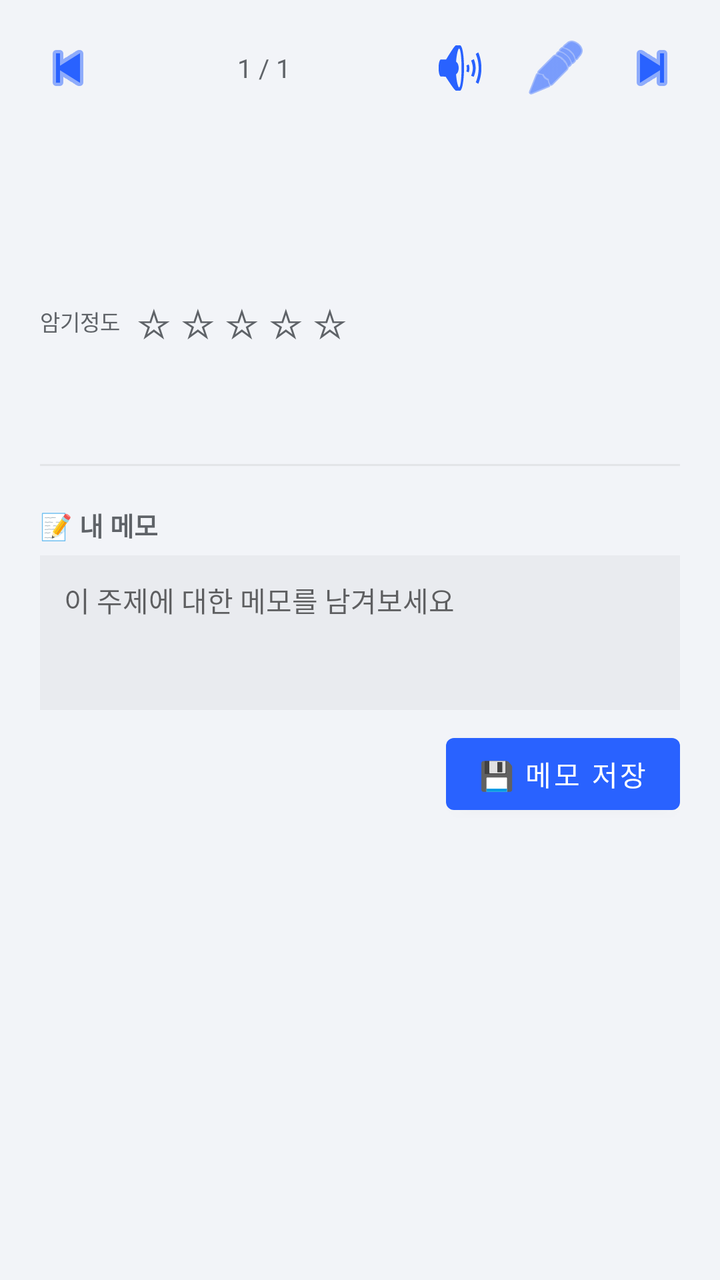
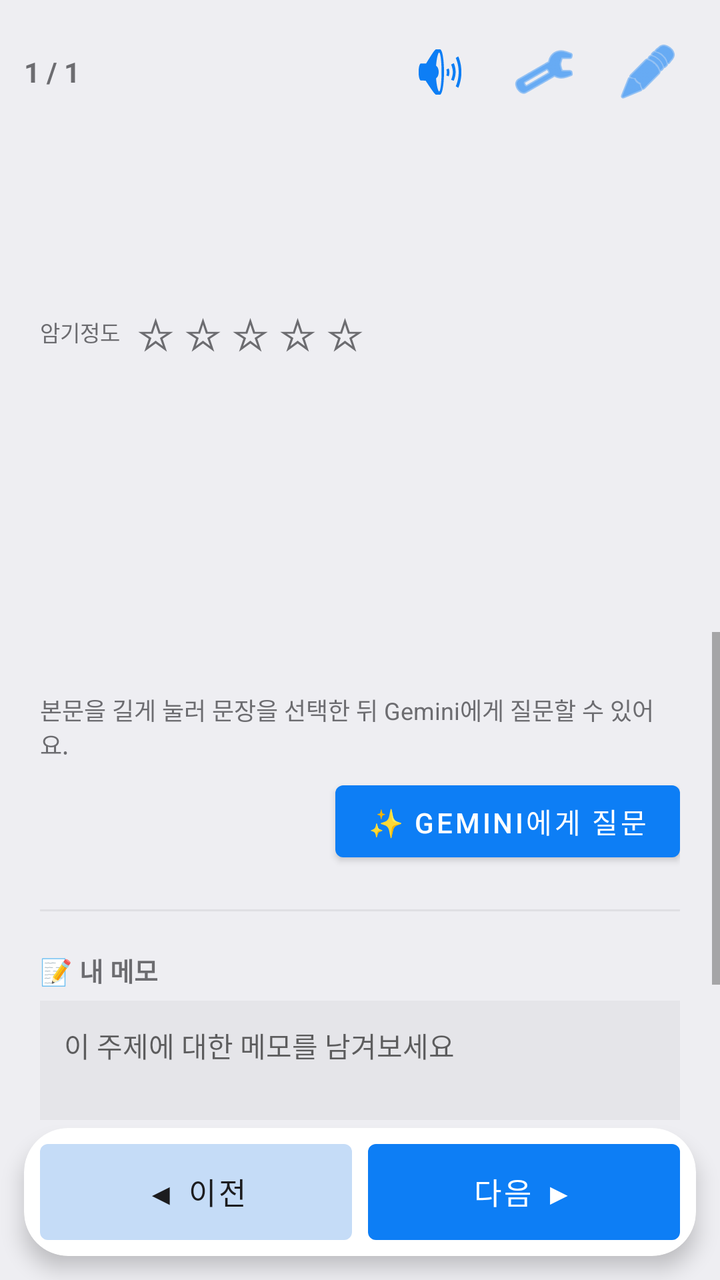

Two renders of the same Android screen: before a commit and after it. Below are the layout's source before the change and the commit's diff.
<!-- AndroidManifest.xml: application theme Theme.AdminMemo -->
<!-- res/layout/activity_content_detail.xml -->
<?xml version="1.0" encoding="utf-8"?>
<LinearLayout xmlns:android="http://schemas.android.com/apk/res/android"
    xmlns:app="http://schemas.android.com/apk/res-auto"
    android:layout_width="match_parent"
    android:layout_height="match_parent"
    android:orientation="vertical"
    android:background="@color/bg_screen">

    <LinearLayout
        android:layout_width="match_parent"
        android:layout_height="wrap_content"
        android:orientation="horizontal"
        android:gravity="center_vertical"
        android:padding="12dp">

        <ImageButton
            android:id="@+id/btnPrevDetail"
            android:layout_width="44dp"
            android:layout_height="44dp"
            android:background="?android:attr/selectableItemBackgroundBorderless"
            android:src="@android:drawable/ic_media_previous"
            app:tint="@color/primary"/>

        <TextView
            android:id="@+id/tvDetailProgress"
            android:layout_width="0dp"
            android:layout_height="wrap_content"
            android:layout_weight="1"
            android:gravity="center"
            android:textColor="@color/text_sub"
            android:textSize="13sp"
            android:text="1 / 1"/>

        <ImageButton
            android:id="@+id/btnSpeak"
            android:layout_width="44dp"
            android:layout_height="44dp"
            android:layout_marginEnd="4dp"
            android:background="?android:attr/selectableItemBackgroundBorderless"
            android:src="@android:drawable/ic_lock_silent_mode_off"
            app:tint="@color/primary"/>

        <ImageButton
            android:id="@+id/btnEditDetail"
            android:layout_width="44dp"
            android:layout_height="44dp"
            android:layout_marginEnd="4dp"
            android:background="?android:attr/selectableItemBackgroundBorderless"
            android:src="@android:drawable/ic_menu_edit"
            app:tint="@color/primary"/>

        <ImageButton
            android:id="@+id/btnNextDetail"
            android:layout_width="44dp"
            android:layout_height="44dp"
            android:background="?android:attr/selectableItemBackgroundBorderless"
            android:src="@android:drawable/ic_media_next"
            app:tint="@color/primary"/>
    </LinearLayout>

    <ScrollView
        android:layout_width="match_parent"
        android:layout_height="0dp"
        android:layout_weight="1">

        <LinearLayout
            android:layout_width="match_parent"
            android:layout_height="wrap_content"
            android:orientation="vertical"
            android:padding="20dp">

            <TextView
                android:id="@+id/tvDetailGrade"
                android:layout_width="wrap_content"
                android:layout_height="wrap_content"
                android:textColor="@color/accent"
                android:textSize="12sp"
                android:textStyle="bold"/>

            <TextView
                android:id="@+id/tvDetailTitle"
                android:layout_width="match_parent"
                android:layout_height="wrap_content"
                android:layout_marginTop="4dp"
                android:layout_marginBottom="10dp"
                android:textColor="@color/text_main"
                android:textSize="21sp"
                android:textStyle="bold"
                android:lineSpacingExtra="2dp"/>

            <LinearLayout
                android:layout_width="wrap_content"
                android:layout_height="wrap_content"
                android:orientation="horizontal"
                android:layout_marginBottom="16dp">

                <TextView
                    android:layout_width="wrap_content"
                    android:layout_height="wrap_content"
                    android:layout_marginEnd="6dp"
                    android:layout_gravity="center_vertical"
                    android:text="암기정도"
                    android:textColor="@color/text_sub"
                    android:textSize="11sp"/>

                <TextView android:id="@+id/star1" style="@style/MemoryStar"/>
                <TextView android:id="@+id/star2" style="@style/MemoryStar"/>
                <TextView android:id="@+id/star3" style="@style/MemoryStar"/>
                <TextView android:id="@+id/star4" style="@style/MemoryStar"/>
                <TextView android:id="@+id/star5" style="@style/MemoryStar"/>
            </LinearLayout>

            <androidx.cardview.widget.CardView
                android:id="@+id/cardMnemonicBox"
                android:layout_width="match_parent"
                android:layout_height="wrap_content"
                android:layout_marginBottom="16dp"
                android:visibility="gone"
                app:cardCornerRadius="14dp"
                app:cardElevation="0dp"
                app:cardBackgroundColor="#EEF2FF">

                <TextView
                    android:id="@+id/tvDetailMnemonic"
                    android:layout_width="match_parent"
                    android:layout_height="wrap_content"
                    android:padding="14dp"
                    android:textColor="@color/primary"
                    android:textStyle="bold"
                    android:textSize="16sp"/>
            </androidx.cardview.widget.CardView>

            <TextView
                android:id="@+id/tvDetailBody"
                android:layout_width="match_parent"
                android:layout_height="wrap_content"
                android:textColor="@color/text_main"
                android:textSize="16sp"
                android:lineSpacingExtra="7dp"
                android:letterSpacing="0.01"/>

            <View
                android:layout_width="match_parent"
                android:layout_height="1dp"
                android:layout_marginVertical="20dp"
                android:background="#22808080"/>

            <TextView
                android:layout_width="wrap_content"
                android:layout_height="wrap_content"
                android:text="📝 내 메모"
                android:textColor="@color/text_sub"
                android:textSize="13sp"
                android:textStyle="bold"
                android:layout_marginBottom="6dp"/>

            <EditText
                android:id="@+id/etMemo"
                android:layout_width="match_parent"
                android:layout_height="wrap_content"
                android:minLines="3"
                android:gravity="top"
                android:background="#14808080"
                android:padding="12dp"
                android:hint="이 주제에 대한 메모를 남겨보세요"
                android:textColor="@color/text_main"
                android:textSize="14sp"/>

            <Button
                android:id="@+id/btnSaveMemo"
                android:layout_width="wrap_content"
                android:layout_height="wrap_content"
                android:layout_gravity="end"
                android:layout_marginTop="8dp"
                android:text="💾 메모 저장"/>

        </LinearLayout>
    </ScrollView>

</LinearLayout>
<!-- resources referenced by this layout -->
<resources>
  <color name="accent">#FF6D00</color>
  <color name="bg_screen">#F2F4F8</color>
  <color name="primary">#2962FF</color>
  <color name="text_main">#1A1C1E</color>
  <color name="text_sub">#5F6368</color>
  <style name="MemoryStar">
          <item name="android:layout_width">wrap_content</item>
          <item name="android:layout_height">wrap_content</item>
          <item name="android:text">☆</item>
          <item name="android:textSize">20sp</item>
          <item name="android:textColor">@color/text_sub</item>
          <item name="android:paddingHorizontal">2dp</item>
          <item name="android:background">?android:attr/selectableItemBackgroundBorderless</item>
      </style>
  <style name="Theme.AdminMemo" parent="Theme.MaterialComponents.DayNight.NoActionBar">
          <item name="colorPrimary">@color/primary</item>
          <item name="colorPrimaryDark">@color/primary_dark</item>
          <item name="colorAccent">@color/accent</item>
          <item name="android:windowBackground">@color/bg_screen</item>
      </style>
  <color name="primary_dark">#0039CB</color>
</resources>

<!-- the commit's change to res/layout/activity_content_detail.xml (unified diff, before → after) -->
@@ -13,168 +13,293 @@
         android:gravity="center_vertical"
         android:padding="12dp">
 
-        <ImageButton
-            android:id="@+id/btnPrevDetail"
-            android:layout_width="44dp"
-            android:layout_height="44dp"
-            android:background="?android:attr/selectableItemBackgroundBorderless"
-            android:src="@android:drawable/ic_media_previous"
-            app:tint="@color/primary"/>
-
         <TextView
             android:id="@+id/tvDetailProgress"
             android:layout_width="0dp"
             android:layout_height="wrap_content"
             android:layout_weight="1"
-            android:gravity="center"
             android:textColor="@color/text_sub"
-            android:textSize="13sp"
+            android:textSize="14sp"
+            android:textStyle="bold"
             android:text="1 / 1"/>
 
         <ImageButton
             android:id="@+id/btnSpeak"
-            android:layout_width="44dp"
-            android:layout_height="44dp"
+            android:layout_width="@dimen/touch_icon"
+            android:layout_height="@dimen/touch_icon"
             android:layout_marginEnd="4dp"
             android:background="?android:attr/selectableItemBackgroundBorderless"
+            android:contentDescription="본문 듣기"
             android:src="@android:drawable/ic_lock_silent_mode_off"
             app:tint="@color/primary"/>
 
         <ImageButton
+            android:id="@+id/btnTtsVoice"
+            android:layout_width="@dimen/touch_icon"
+            android:layout_height="@dimen/touch_icon"
+            android:layout_marginEnd="4dp"
+            android:background="?android:attr/selectableItemBackgroundBorderless"
+            android:contentDescription="목소리 선택"
+            android:src="@android:drawable/ic_menu_manage"
+            app:tint="@color/primary"/>
+
+        <ImageButton
             android:id="@+id/btnEditDetail"
-            android:layout_width="44dp"
-            android:layout_height="44dp"
-            android:layout_marginEnd="4dp"
+            android:layout_width="@dimen/touch_icon"
+            android:layout_height="@dimen/touch_icon"
             android:background="?android:attr/selectableItemBackgroundBorderless"
             android:src="@android:drawable/ic_menu_edit"
             app:tint="@color/primary"/>
-
-        <ImageButton
-            android:id="@+id/btnNextDetail"
-            android:layout_width="44dp"
-            android:layout_height="44dp"
-            android:background="?android:attr/selectableItemBackgroundBorderless"
-            android:src="@android:drawable/ic_media_next"
-            app:tint="@color/primary"/>
     </LinearLayout>
 
-    <ScrollView
+    <LinearLayout
+        android:id="@+id/layoutDetailSplit"
         android:layout_width="match_parent"
         android:layout_height="0dp"
-        android:layout_weight="1">
+        android:layout_weight="1"
+        android:orientation="vertical">
+
+        <ScrollView
+            android:layout_width="match_parent"
+            android:layout_height="0dp"
+            android:layout_weight="1">
+
+            <LinearLayout
+                android:id="@+id/layoutDetailLeftInner"
+                android:layout_width="match_parent"
+                android:layout_height="wrap_content"
+                android:orientation="vertical"
+                android:padding="20dp">
+
+                <TextView
+                    android:id="@+id/tvDetailGrade"
+                    android:layout_width="wrap_content"
+                    android:layout_height="wrap_content"
+                    android:textColor="@color/accent"
+                    android:textSize="12sp"
+                    android:textStyle="bold"/>
+
+                <TextView
+                    android:id="@+id/tvDetailTitle"
+                    android:layout_width="match_parent"
+                    android:layout_height="wrap_content"
+                    android:layout_marginTop="4dp"
+                    android:layout_marginBottom="10dp"
+                    android:textColor="@color/text_main"
+                    android:textSize="21sp"
+                    android:textStyle="bold"
+                    android:lineSpacingExtra="2dp"/>
+
+                <LinearLayout
+                    android:layout_width="wrap_content"
+                    android:layout_height="wrap_content"
+                    android:orientation="horizontal"
+                    android:layout_marginBottom="16dp">
+
+                    <TextView
+                        android:layout_width="wrap_content"
+                        android:layout_height="wrap_content"
+                        android:layout_marginEnd="6dp"
+                        android:layout_gravity="center_vertical"
+                        android:text="암기정도"
+                        android:textColor="@color/text_sub"
+                        android:textSize="11sp"/>
+
+                    <TextView android:id="@+id/star1" style="@style/MemoryStar"/>
+                    <TextView android:id="@+id/star2" style="@style/MemoryStar"/>
+                    <TextView android:id="@+id/star3" style="@style/MemoryStar"/>
+                    <TextView android:id="@+id/star4" style="@style/MemoryStar"/>
+                    <TextView android:id="@+id/star5" style="@style/MemoryStar"/>
+                </LinearLayout>
+
+                <androidx.cardview.widget.CardView
+                    android:id="@+id/cardMnemonicBox"
+                    android:layout_width="match_parent"
+                    android:layout_height="wrap_content"
+                    android:layout_marginBottom="16dp"
+                    android:visibility="gone"
+                    app:cardCornerRadius="14dp"
+                    app:cardElevation="0dp"
+                    app:cardBackgroundColor="#EEF2FF">
+
+                    <TextView
+                        android:id="@+id/tvDetailMnemonic"
+                        android:layout_width="match_parent"
+                        android:layout_height="wrap_content"
+                        android:padding="14dp"
+                        android:textColor="@color/primary"
+                        android:textStyle="bold"
+                        android:textSize="16sp"/>
+                </androidx.cardview.widget.CardView>
+
+                <TextView
+                    android:id="@+id/tvDetailBody"
+                    android:layout_width="match_parent"
+                    android:layout_height="wrap_content"
+                    android:layout_marginTop="8dp"
+                    android:textColor="@color/text_main"
+                    android:textSize="16sp"
+                    android:lineSpacingExtra="7dp"
+                    android:letterSpacing="0.01"
+                    android:textIsSelectable="true"/>
+            </LinearLayout>
+        </ScrollView>
+
+        <View
+            android:id="@+id/viewDetailGutter"
+            android:layout_width="1dp"
+            android:layout_height="match_parent"
+            android:background="#22808080"
+            android:visibility="gone"/>
+
+        <ScrollView
+            android:id="@+id/scrollDetailRight"
+            android:layout_width="match_parent"
+            android:layout_height="0dp"
+            android:layout_weight="1">
+
+            <LinearLayout
+                android:id="@+id/layoutDetailRightInner"
+                android:layout_width="match_parent"
+                android:layout_height="wrap_content"
+                android:orientation="vertical"
+                android:padding="20dp">
+
+                <TextView
+                    android:id="@+id/tvDetailBodyRight"
+                    android:layout_width="match_parent"
+                    android:layout_height="wrap_content"
+                    android:textColor="@color/text_main"
+                    android:textSize="16sp"
+                    android:lineSpacingExtra="7dp"
+                    android:letterSpacing="0.01"
+                    android:textIsSelectable="true"
+                    android:visibility="gone"/>
+
+                <LinearLayout
+                    android:id="@+id/layoutDetailTools"
+                    android:layout_width="match_parent"
+                    android:layout_height="wrap_content"
+                    android:orientation="vertical">
+
+                <TextView
+                    android:layout_width="match_parent"
+                    android:layout_height="wrap_content"
+                    android:layout_marginTop="10dp"
+                    android:text="본문을 길게 눌러 문장을 선택한 뒤 Gemini에게 질문할 수 있어요."
+                    android:textColor="@color/text_sub"
+                    android:textSize="12sp"/>
+
+                <Button
+                    android:id="@+id/btnAskGemini"
+                    android:layout_width="wrap_content"
+                    android:layout_height="wrap_content"
+                    android:layout_gravity="end"
+                    android:layout_marginTop="6dp"
+                    android:text="✨ Gemini에게 질문"/>
+
+                <View
+                    android:layout_width="match_parent"
+                    android:layout_height="1dp"
+                    android:layout_marginVertical="20dp"
+                    android:background="#22808080"/>
+
+                <TextView
+                    android:layout_width="wrap_content"
+                    android:layout_height="wrap_content"
+                    android:text="📝 내 메모"
+                    android:textColor="@color/text_sub"
+                    android:textSize="13sp"
+                    android:textStyle="bold"
+                    android:layout_marginBottom="6dp"/>
+
+                <EditText
+                    android:id="@+id/etMemo"
+                    android:layout_width="match_parent"
+                    android:layout_height="wrap_content"
+                    android:minLines="3"
+                    android:gravity="top"
+                    android:background="#14808080"
+                    android:padding="12dp"
+                    android:hint="이 주제에 대한 메모를 남겨보세요"
+                    android:textColor="@color/text_main"
+                    android:textSize="14sp"/>
+
+                <Button
+                    android:id="@+id/btnQuestWrite"
+                    android:layout_width="match_parent"
+                    android:layout_height="wrap_content"
+                    android:minHeight="@dimen/btn_min_height"
+                    android:layout_marginTop="12dp"
+                    android:visibility="gone"
+                    android:text="종이에 1회 씀"/>
+
+                <Button
+                    android:id="@+id/btnSaveMemo"
+                    android:layout_width="wrap_content"
+                    android:layout_height="wrap_content"
+                    android:layout_gravity="end"
+                    android:layout_marginTop="8dp"
+                    android:text="💾 메모 저장"/>
+                </LinearLayout>
+            </LinearLayout>
+        </ScrollView>
+    </LinearLayout>
+
+    <androidx.cardview.widget.CardView
+        android:layout_width="match_parent"
+        android:layout_height="wrap_content"
+        android:layout_marginHorizontal="12dp"
+        android:layout_marginTop="4dp"
+        android:layout_marginBottom="12dp"
+        app:cardCornerRadius="22dp"
+        app:cardElevation="6dp"
+        app:cardBackgroundColor="@color/bg_card">
 
         <LinearLayout
             android:layout_width="match_parent"
             android:layout_height="wrap_content"
-            android:orientation="vertical"
-            android:padding="20dp">
-
-            <TextView
-                android:id="@+id/tvDetailGrade"
-                android:layout_width="wrap_content"
+            android:orientation="horizontal"
+            android:gravity="center_vertical"
+            android:padding="8dp">
+
+            <com.google.android.material.button.MaterialButton
+                android:id="@+id/btnPrevDetail"
+                style="@style/Widget.AdminMemo.Button"
+                android:layout_width="0dp"
                 android:layout_height="wrap_content"
-                android:textColor="@color/accent"
-                android:textSize="12sp"
-                android:textStyle="bold"/>
-
-            <TextView
-                android:id="@+id/tvDetailTitle"
-                android:layout_width="match_parent"
+                android:layout_weight="1"
+                android:layout_marginEnd="8dp"
+                android:minWidth="0dp"
+                android:minHeight="48dp"
+                android:paddingTop="10dp"
+                android:paddingBottom="10dp"
+                android:paddingStart="4dp"
+                android:paddingEnd="4dp"
+                android:maxLines="1"
+                android:ellipsize="none"
+                android:text="◀ 이전"
+                android:textAllCaps="false"
+                android:textColor="@color/text_on_tile"
+                app:backgroundTint="@color/btn_prev"/>
+
+            <com.google.android.material.button.MaterialButton
+                android:id="@+id/btnNextDetail"
+                style="@style/Widget.AdminMemo.Button"
+                android:layout_width="0dp"
                 android:layout_height="wrap_content"
-                android:layout_marginTop="4dp"
-                android:layout_marginBottom="10dp"
-                android:textColor="@color/text_main"
-                android:textSize="21sp"
-                android:textStyle="bold"
-                android:lineSpacingExtra="2dp"/>
-
-            <LinearLayout
-                android:layout_width="wrap_content"
-                android:layout_height="wrap_content"
-                android:orientation="horizontal"
-                android:layout_marginBottom="16dp">
-
-                <TextView
-                    android:layout_width="wrap_content"
-                    android:layout_height="wrap_content"
-                    android:layout_marginEnd="6dp"
-                    android:layout_gravity="center_vertical"
-                    android:text="암기정도"
-                    android:textColor="@color/text_sub"
-                    android:textSize="11sp"/>
-
-                <TextView android:id="@+id/star1" style="@style/MemoryStar"/>
-                <TextView android:id="@+id/star2" style="@style/MemoryStar"/>
-                <TextView android:id="@+id/star3" style="@style/MemoryStar"/>
-                <TextView android:id="@+id/star4" style="@style/MemoryStar"/>
-                <TextView android:id="@+id/star5" style="@style/MemoryStar"/>
-            </LinearLayout>
-
-            <androidx.cardview.widget.CardView
-                android:id="@+id/cardMnemonicBox"
-                android:layout_width="match_parent"
-                android:layout_height="wrap_content"
-                android:layout_marginBottom="16dp"
-                android:visibility="gone"
-                app:cardCornerRadius="14dp"
-                app:cardElevation="0dp"
-                app:cardBackgroundColor="#EEF2FF">
-
-                <TextView
-                    android:id="@+id/tvDetailMnemonic"
-                    android:layout_width="match_parent"
-                    android:layout_height="wrap_content"
-                    android:padding="14dp"
-                    android:textColor="@color/primary"
-                    android:textStyle="bold"
-                    android:textSize="16sp"/>
-            </androidx.cardview.widget.CardView>
-
-            <TextView
-                android:id="@+id/tvDetailBody"
-                android:layout_width="match_parent"
-                android:layout_height="wrap_content"
-                android:textColor="@color/text_main"
-                android:textSize="16sp"
-                android:lineSpacingExtra="7dp"
-                android:letterSpacing="0.01"/>
-
-            <View
-                android:layout_width="match_parent"
-                android:layout_height="1dp"
-                android:layout_marginVertical="20dp"
-                android:background="#22808080"/>
-
-            <TextView
-                android:layout_width="wrap_content"
-                android:layout_height="wrap_content"
-                android:text="📝 내 메모"
-                android:textColor="@color/text_sub"
-                android:textSize="13sp"
-                android:textStyle="bold"
-                android:layout_marginBottom="6dp"/>
-
-            <EditText
-                android:id="@+id/etMemo"
-                android:layout_width="match_parent"
-                android:layout_height="wrap_content"
-                android:minLines="3"
-                android:gravity="top"
-                android:background="#14808080"
-                android:padding="12dp"
-                android:hint="이 주제에 대한 메모를 남겨보세요"
-                android:textColor="@color/text_main"
-                android:textSize="14sp"/>
-
-            <Button
-                android:id="@+id/btnSaveMemo"
-                android:layout_width="wrap_content"
-                android:layout_height="wrap_content"
-                android:layout_gravity="end"
-                android:layout_marginTop="8dp"
-                android:text="💾 메모 저장"/>
-
+                android:layout_weight="1"
+                android:minWidth="0dp"
+                android:minHeight="48dp"
+                android:paddingTop="10dp"
+                android:paddingBottom="10dp"
+                android:paddingStart="4dp"
+                android:paddingEnd="4dp"
+                android:maxLines="1"
+                android:ellipsize="none"
+                android:text="다음 ▶"
+                android:textAllCaps="false"/>
         </LinearLayout>
-    </ScrollView>
+    </androidx.cardview.widget.CardView>
 
 </LinearLayout>
<!-- resource entries referenced after the edit -->
@@ -1,18 +1,33 @@
 <!-- resources referenced by this layout -->
 <resources>
-  <color name="accent">#FF6D00</color>
-  <color name="bg_screen">#F2F4F8</color>
-  <color name="primary">#2962FF</color>
-  <color name="text_main">#1A1C1E</color>
-  <color name="text_sub">#5F6368</color>
+  <color name="accent">#FF9F0A</color>
+  <color name="bg_card">#FFFFFF</color>
+  <color name="bg_screen">#EEEEF2</color>
+  <color name="btn_prev">#C5DCF7</color>
+  <color name="primary">#0D7EF5</color>
+  <color name="text_main">#1C1C1E</color>
+  <color name="text_on_tile">#1C1C1E</color>
+  <color name="text_sub">#6C6C70</color>
+  <dimen name="btn_min_height">52sp</dimen>
+  <dimen name="touch_icon">48sp</dimen>
   <style name="MemoryStar">
           <item name="android:layout_width">wrap_content</item>
           <item name="android:layout_height">wrap_content</item>
           <item name="android:text">☆</item>
-          <item name="android:textSize">20sp</item>
+          <item name="android:textSize">22sp</item>
           <item name="android:textColor">@color/text_sub</item>
           <item name="android:paddingHorizontal">2dp</item>
           <item name="android:background">?android:attr/selectableItemBackgroundBorderless</item>
+      </style>
+  <style name="Widget.AdminMemo.Button" parent="Widget.MaterialComponents.Button">
+          <item name="android:minHeight">@dimen/btn_min_height</item>
+          <item name="android:paddingTop">12sp</item>
+          <item name="android:paddingBottom">12sp</item>
+          <item name="android:insetTop">0dp</item>
+          <item name="android:insetBottom">0dp</item>
+          <item name="android:insetLeft">0dp</item>
+          <item name="android:insetRight">0dp</item>
+          <item name="android:textSize">15sp</item>
       </style>
   <style name="Theme.AdminMemo" parent="Theme.MaterialComponents.DayNight.NoActionBar">
           <item name="colorPrimary">@color/primary</item>
@@ -20,6 +35,6 @@
           <item name="colorAccent">@color/accent</item>
           <item name="android:windowBackground">@color/bg_screen</item>
       </style>
-  <color name="primary_dark">#0039CB</color>
+  <color name="primary_dark">#0A64D6</color>
 </resources>
 
